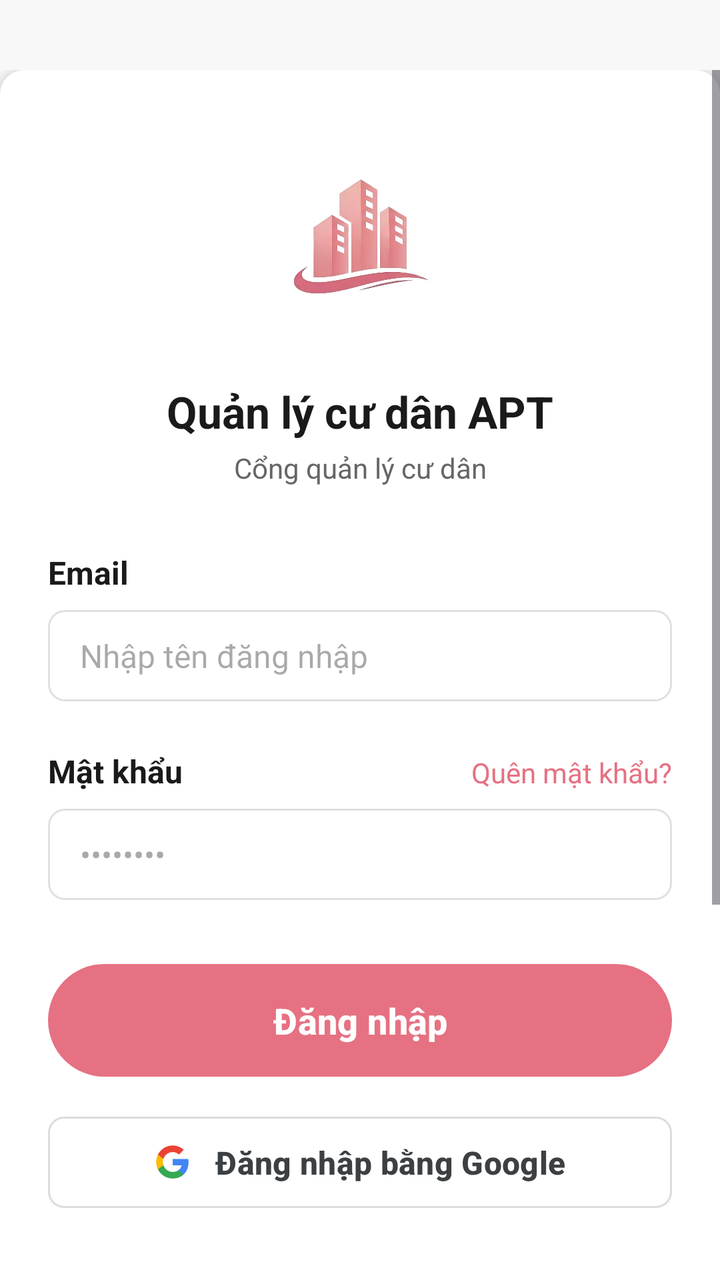
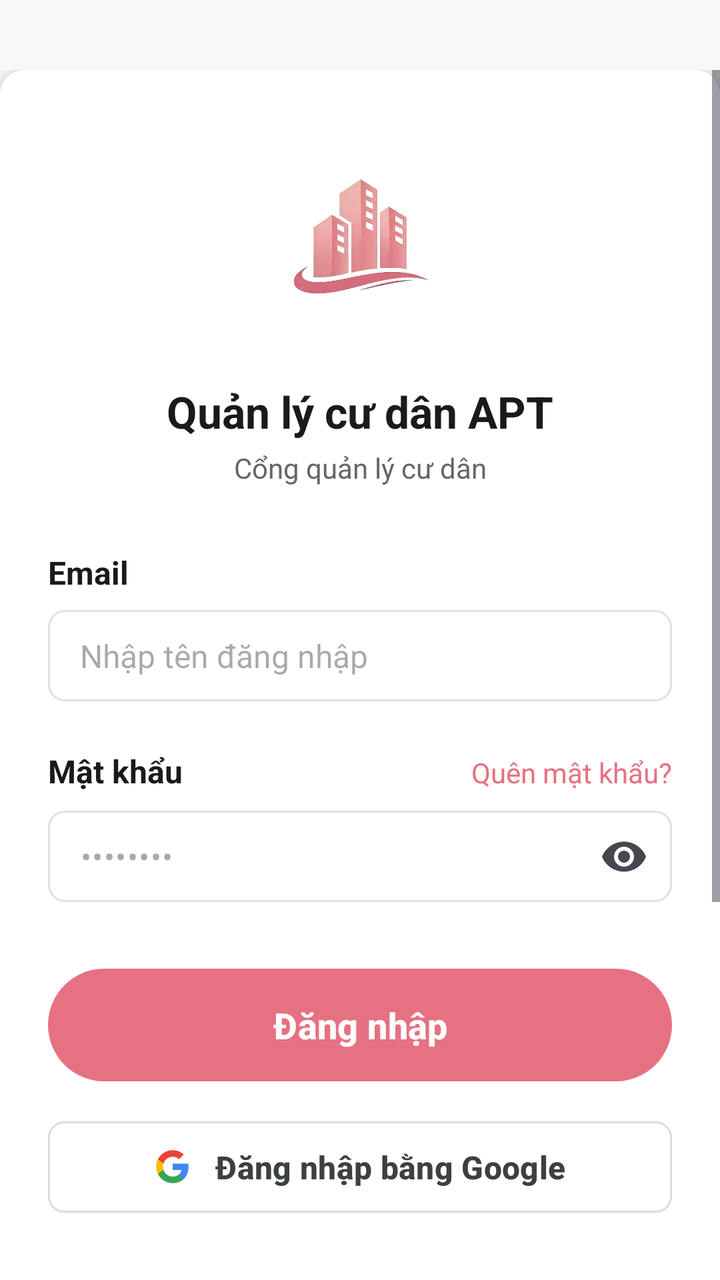

Before-and-after screenshots of an Android layout around one commit, followed by the original layout XML and the change that was made.
<!-- AndroidManifest.xml: application theme Theme.Apt -->
<!-- res/layout/fragment_login.xml -->
<?xml version="1.0" encoding="utf-8"?>
<androidx.constraintlayout.widget.ConstraintLayout xmlns:android="http://schemas.android.com/apk/res/android"
    xmlns:app="http://schemas.android.com/apk/res-auto"
    xmlns:tools="http://schemas.android.com/tools"
    android:layout_width="match_parent"
    android:layout_height="match_parent"
    android:background="#F8F8F8"
    android:paddingTop="35dp"
    tools:context=".fragments.auth.LoginFragment">

    <ScrollView
        android:layout_width="0dp"
        android:layout_height="0dp"
        android:fillViewport="true"
        app:layout_constraintBottom_toBottomOf="parent"
        app:layout_constraintEnd_toEndOf="parent"
        app:layout_constraintStart_toStartOf="parent"
        app:layout_constraintTop_toTopOf="parent">

        <androidx.constraintlayout.widget.ConstraintLayout
            android:id="@+id/main_content_card"
            android:layout_width="match_parent"
            android:layout_height="wrap_content"
            android:background="@drawable/rounded_white_background"
            android:elevation="4dp"
            android:paddingStart="24dp"
            android:paddingTop="32dp"
            android:paddingEnd="24dp"
            android:paddingBottom="32dp">

            <ImageView
                android:id="@+id/card_app_icon_background"
                android:layout_width="100dp"
                android:layout_height="100dp"
                android:padding="16dp"
                android:scaleType="centerCrop"
                android:src="@drawable/img_logo"
                app:layout_constraintEnd_toEndOf="parent"
                app:layout_constraintHorizontal_bias="0.498"
                app:layout_constraintStart_toStartOf="parent"
                app:layout_constraintTop_toTopOf="parent"
                tools:ignore="ContentDescription" />

            <TextView
                android:id="@+id/tv_app_title"
                android:layout_width="wrap_content"
                android:layout_height="wrap_content"
                android:layout_marginTop="24dp"
                android:text="Quản lý cư dân APT"
                android:textColor="@color/text_title"
                android:textSize="22sp"
                android:textStyle="bold"
                app:layout_constraintEnd_toEndOf="parent"
                app:layout_constraintStart_toStartOf="parent"
                app:layout_constraintTop_toBottomOf="@id/card_app_icon_background" />

            <TextView
                android:id="@+id/tv_app_subtitle"
                android:layout_width="wrap_content"
                android:layout_height="wrap_content"
                android:layout_marginTop="4dp"
                android:text="Cổng quản lý cư dân"
                android:textColor="@color/text_body"
                android:textSize="14sp"
                app:layout_constraintEnd_toEndOf="parent"
                app:layout_constraintStart_toStartOf="parent"
                app:layout_constraintTop_toBottomOf="@id/tv_app_title" />

            <TextView
                android:id="@+id/tv_username_label"
                android:layout_width="wrap_content"
                android:layout_height="wrap_content"
                android:layout_marginTop="32dp"
                android:text="Email"
                android:textColor="@color/text_title"
                android:textSize="16sp"
                android:textStyle="bold"
                app:layout_constraintStart_toStartOf="parent"
                app:layout_constraintTop_toBottomOf="@id/tv_app_subtitle" />

            <EditText
                android:id="@+id/et_username"
                android:layout_width="0dp"
                android:layout_height="wrap_content"
                android:layout_marginTop="8dp"
                android:background="@drawable/bg_edittext_selector"
                android:hint="Nhập tên đăng nhập"
                android:inputType="textEmailAddress"
                android:paddingStart="16dp"
                android:paddingTop="12dp"
                android:paddingEnd="16dp"
                android:paddingBottom="12dp"
                android:textColor="@color/text_title"
                android:textSize="16sp"
                app:layout_constraintEnd_toEndOf="parent"
                app:layout_constraintStart_toStartOf="parent"
                app:layout_constraintTop_toBottomOf="@id/tv_username_label"
                tools:ignore="Autofill" />

            <TextView
                android:id="@+id/tv_password_label"
                android:layout_width="wrap_content"
                android:layout_height="wrap_content"
                android:layout_marginTop="24dp"
                android:text="Mật khẩu"
                android:textColor="@color/text_title"
                android:textSize="16sp"
                android:textStyle="bold"
                app:layout_constraintStart_toStartOf="parent"
                app:layout_constraintTop_toBottomOf="@id/et_username" />

            <TextView
                android:id="@+id/tv_forgot_password"
                android:layout_width="wrap_content"
                android:layout_height="wrap_content"
                android:text="Quên mật khẩu?"
                android:textColor="@color/primary"
                android:textSize="14sp"
                app:layout_constraintBaseline_toBaselineOf="@id/tv_password_label"
                app:layout_constraintEnd_toEndOf="parent" />

            <EditText
                android:id="@+id/et_password"
                android:layout_width="0dp"
                android:layout_height="wrap_content"
                android:layout_marginTop="8dp"
                android:background="@drawable/bg_edittext_selector"
                android:hint="••••••••"
                android:inputType="textPassword"
                android:paddingStart="16dp"
                android:paddingTop="12dp"
                android:paddingEnd="16dp"
                android:paddingBottom="12dp"
                android:textColor="@color/text_title"
                android:textSize="16sp"
                app:layout_constraintEnd_toEndOf="parent"
                app:layout_constraintStart_toStartOf="parent"
                app:layout_constraintTop_toBottomOf="@id/tv_password_label"
                tools:ignore="Autofill" />

            <Button
                android:id="@+id/btn_sign_in"
                android:layout_width="0dp"
                android:layout_height="wrap_content"
                android:layout_marginTop="32dp"
                app:backgroundTint="@null"
                android:background="@drawable/bg_button_auth"
                android:paddingTop="12dp"
                android:paddingBottom="12dp"
                android:text="Đăng nhập"
                android:textAllCaps="false"
                android:textColor="@android:color/white"
                android:textSize="18sp"
                android:textStyle="bold"
                app:layout_constraintEnd_toEndOf="parent"
                app:layout_constraintStart_toStartOf="parent"
                app:layout_constraintTop_toBottomOf="@id/et_password" />

            <com.google.android.material.button.MaterialButton
                android:id="@+id/btn_google_login"
                android:layout_width="0dp"
                android:layout_height="wrap_content"
                android:layout_marginTop="16dp"
                android:paddingTop="12dp"
                android:paddingBottom="12dp"
                android:text="Đăng nhập bằng Google"
                android:textAllCaps="false"
                android:textColor="#3C4043"
                android:textSize="16sp"
                android:textStyle="bold"
                app:backgroundTint="@android:color/white"
                app:cornerRadius="8dp"
                app:icon="@drawable/ic_google"
                app:iconGravity="textStart"
                app:iconPadding="12dp"
                app:iconTint="@null"
                app:strokeColor="#DADCE0"
                app:strokeWidth="1dp"
                app:layout_constraintEnd_toEndOf="parent"
                app:layout_constraintStart_toStartOf="parent"
                app:layout_constraintTop_toBottomOf="@id/btn_sign_in" />

            <ImageView
                android:id="@+id/iv_buildings"
                android:layout_width="0dp"
                android:layout_height="200dp"
                android:layout_marginTop="32dp"
                android:scaleType="centerCrop"
                android:src="@drawable/img_buildings"
                android:background="@drawable/rounded_image_small"
                app:layout_constraintEnd_toEndOf="parent"
                app:layout_constraintStart_toStartOf="parent"
                app:layout_constraintTop_toBottomOf="@id/btn_google_login"
                tools:ignore="ContentDescription" />

            <TextView
                android:id="@+id/tv_copyright"
                android:layout_width="wrap_content"
                android:layout_height="wrap_content"
                android:layout_marginTop="24dp"
                android:text="© 2026 Hệ thống quản lý cư dân APT"
                android:textColor="@color/text_body"
                android:textSize="12sp"
                app:layout_constraintBottom_toBottomOf="parent"
                app:layout_constraintEnd_toEndOf="parent"
                app:layout_constraintStart_toStartOf="parent"
                app:layout_constraintTop_toBottomOf="@id/iv_buildings" />

        </androidx.constraintlayout.widget.ConstraintLayout>
    </ScrollView>
</androidx.constraintlayout.widget.ConstraintLayout>
<!-- resources referenced by this layout -->
<resources>
  <color name="primary">#E67182</color>
  <color name="text_body">#666666</color>
  <color name="text_title">#1A1A1A</color>
  <!-- drawable bg_button_auth (drawable) -->
  <?xml version="1.0" encoding="utf-8"?>
  <ripple xmlns:android="http://schemas.android.com/apk/res/android"
      android:color="#40FFFFFF">
      <item>
          <shape android:shape="rectangle">
              <solid android:color="@color/primary" />
              <corners android:radius="32dp" />
          </shape>
      </item>
  
  </ripple>
  <!-- drawable bg_edittext_selector (drawable) -->
  <?xml version="1.0" encoding="utf-8"?>
  <selector xmlns:android="http://schemas.android.com/apk/res/android">
      <item android:drawable="@drawable/bg_edittext_focused" android:state_focused="true"/>
      <item android:drawable="@drawable/bg_edittext"/>
  </selector>
  <!-- drawable ic_google (drawable) -->
  <vector xmlns:android="http://schemas.android.com/apk/res/android"
      android:width="24dp"
      android:height="24dp"
      android:viewportWidth="24.0"
      android:viewportHeight="24.0">
      <path
          android:fillColor="#4285F4"
          android:pathData="M22.56,12.23c0,-0.8 -0.07,-1.53 -0.2,-2.23H12v4.26h5.92c-0.26,1.37 -1.04,2.53 -2.21,3.31v2.77h3.57c2.08,-1.92 3.28,-4.74 3.28,-8.11z" />
      <path
          android:fillColor="#34A853"
          android:pathData="M12,23c2.97,0 5.46,-0.98 7.28,-2.66l-3.57,-2.77c-0.98,0.66 -2.23,1.06 -3.71,1.06c-2.86,0 -5.29,-1.93 -6.16,-4.53H2.18v2.84C3.99,20.53 7.7,23 12,23z" />
      <path
          android:fillColor="#FBBC05"
          android:pathData="M5.84,14.09c-0.22,-0.66 -0.35,-1.36 -0.35,-2.09s0.13,-1.43 0.35,-2.09V7.07H2.18C1.43,8.55 1,10.22 1,12s0.43,3.45 1.18,4.93l2.85,-2.22l0.81,-0.62z" />
      <path
          android:fillColor="#EA4335"
          android:pathData="M12,5.38c1.62,0 3.06,0.56 4.21,1.64l3.15,-3.15C17.45,2.09 14.97,1 12,1C7.7,1 3.99,3.47 2.18,7.07l3.66,2.84c0.87,-2.6 3.3,-4.53 6.16,-4.53z" />
  </vector>
  <!-- drawable img_buildings: png bitmap (drawable, 514568 bytes) -->
  <!-- drawable img_logo: png bitmap (drawable, 193190 bytes) -->
  <!-- drawable rounded_image_small (drawable) -->
  <?xml version="1.0" encoding="utf-8"?>
  <shape xmlns:android="http://schemas.android.com/apk/res/android"
      android:shape="rectangle">
      <solid android:color="@android:color/transparent" />
      <corners android:radius="8dp" />
  </shape>
  <!-- drawable rounded_white_background (drawable) -->
  <?xml version="1.0" encoding="utf-8"?>
  <shape xmlns:android="http://schemas.android.com/apk/res/android"
      android:shape="rectangle">
      <solid android:color="@android:color/white" />
      <corners android:radius="12dp" />
  </shape>
  <style name="Theme.Apt" parent="Base.Theme.Apt" />
  <!-- drawable bg_edittext_focused (drawable) -->
  <?xml version="1.0" encoding="utf-8"?>
  <shape xmlns:android="http://schemas.android.com/apk/res/android"
      android:shape="rectangle">
      <solid android:color="@android:color/white" />
      <corners android:radius="8dp" />
      <stroke android:width="2dp" android:color="@color/primary" />
  </shape>
  <!-- drawable bg_edittext (drawable) -->
  <?xml version="1.0" encoding="utf-8"?>
  <shape xmlns:android="http://schemas.android.com/apk/res/android"
      android:shape="rectangle">
      <solid android:color="@android:color/white" />
      <corners android:radius="8dp" />
      <stroke android:width="1dp" android:color="#E0E0E0" />
  </shape>
  <style name="Base.Theme.Apt" parent="Theme.Material3.DayNight.NoActionBar">
          
          
      </style>
</resources>

<!-- the commit's change to res/layout/fragment_login.xml (unified diff, before → after) -->
@@ -119,24 +119,33 @@
                 app:layout_constraintBaseline_toBaselineOf="@id/tv_password_label"
                 app:layout_constraintEnd_toEndOf="parent" />
 
-            <EditText
-                android:id="@+id/et_password"
+            <com.google.android.material.textfield.TextInputLayout
+                android:id="@+id/til_password"
                 android:layout_width="0dp"
                 android:layout_height="wrap_content"
                 android:layout_marginTop="8dp"
-                android:background="@drawable/bg_edittext_selector"
-                android:hint="••••••••"
-                android:inputType="textPassword"
-                android:paddingStart="16dp"
-                android:paddingTop="12dp"
-                android:paddingEnd="16dp"
-                android:paddingBottom="12dp"
-                android:textColor="@color/text_title"
-                android:textSize="16sp"
-                app:layout_constraintEnd_toEndOf="parent"
-                app:layout_constraintStart_toStartOf="parent"
-                app:layout_constraintTop_toBottomOf="@id/tv_password_label"
-                tools:ignore="Autofill" />
+                app:boxBackgroundMode="none"
+                app:endIconMode="password_toggle"
+                app:hintEnabled="false"
+                app:layout_constraintEnd_toEndOf="parent"
+                app:layout_constraintStart_toStartOf="parent"
+                app:layout_constraintTop_toBottomOf="@id/tv_password_label">
+
+                <com.google.android.material.textfield.TextInputEditText
+                    android:id="@+id/et_password"
+                    android:layout_width="match_parent"
+                    android:layout_height="wrap_content"
+                    android:background="@drawable/bg_edittext_selector"
+                    android:hint="••••••••"
+                    android:inputType="textPassword"
+                    android:paddingStart="16dp"
+                    android:paddingTop="12dp"
+                    android:paddingEnd="48dp"
+                    android:paddingBottom="12dp"
+                    android:textColor="@color/text_title"
+                    android:textSize="16sp"
+                    tools:ignore="Autofill" />
+            </com.google.android.material.textfield.TextInputLayout>
 
             <Button
                 android:id="@+id/btn_sign_in"
@@ -154,7 +163,7 @@
                 android:textStyle="bold"
                 app:layout_constraintEnd_toEndOf="parent"
                 app:layout_constraintStart_toStartOf="parent"
-                app:layout_constraintTop_toBottomOf="@id/et_password" />
+                app:layout_constraintTop_toBottomOf="@id/til_password" />
 
             <com.google.android.material.button.MaterialButton
                 android:id="@+id/btn_google_login"
